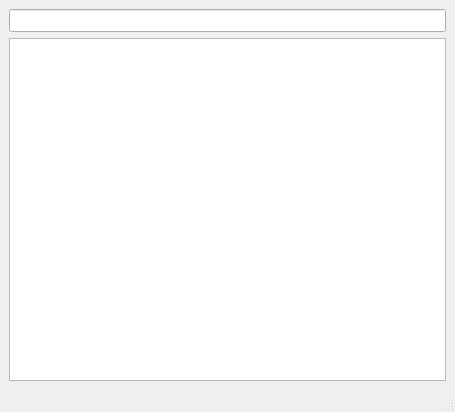
Qt form plugins/JavaScript/JavaScript.ui (NeutrinoToolkit/Neutrino) before a commit.
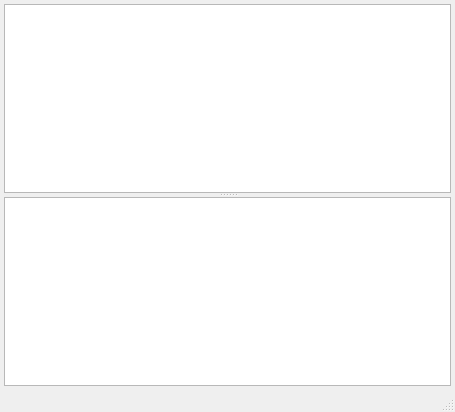
The same form after that commit.

The edit to the form file:
```diff
--- a/plugins/JavaScript/JavaScript.ui
+++ b/plugins/JavaScript/JavaScript.ui
@@ -23,9 +23,25 @@
    <bool>true</bool>
   </property>
   <widget class="QWidget" name="centralwidget">
-   <layout class="QVBoxLayout" name="verticalLayout">
-    <item>
-     <widget class="QLineEdit" name="command">
+   <layout class="QGridLayout" name="gridLayout">
+    <property name="leftMargin">
+     <number>4</number>
+    </property>
+    <property name="topMargin">
+     <number>4</number>
+    </property>
+    <property name="rightMargin">
+     <number>4</number>
+    </property>
+    <property name="bottomMargin">
+     <number>4</number>
+    </property>
+    <item row="0" column="0">
+     <widget class="QSplitter" name="splitter">
+      <property name="orientation">
+       <enum>Qt::Vertical</enum>
+      </property>
+      <widget class="QPlainTextEdit" name="command">
       <property name="font">
        <font>
         <pointsize>10</pointsize>
@@ -35,8 +51,6 @@
        <bool>true</bool>
       </property>
      </widget>
-    </item>
-    <item>
      <widget class="QPlainTextEdit" name="output">
       <property name="font">
        <font>
@@ -49,6 +63,7 @@
       <property name="readOnly">
        <bool>true</bool>
       </property>
+      </widget>
      </widget>
     </item>
    </layout>
```
Lines whose indentation alone changed are shown as unchanged.
